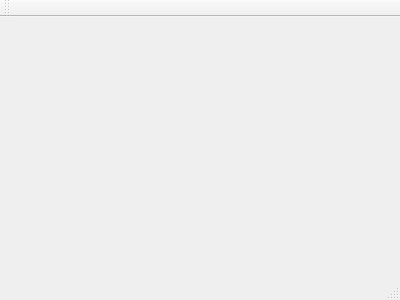
Old version of the form MacAdrBurn/mainwindow.ui in the repository ludongxu/MacAdrBurn.
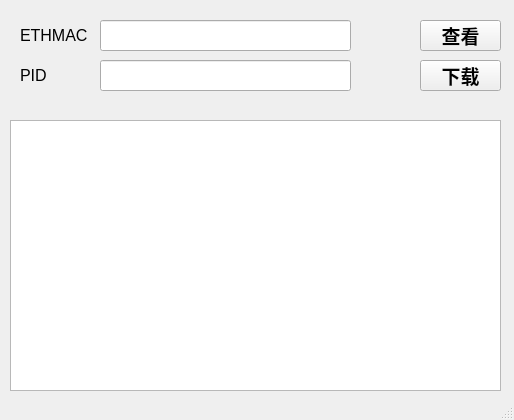
New version of the form.

Commit message: version: 0.1 support: 1.burn mac address to board.          2.check wether the mac addres is already used.

Patch:
```diff
--- a/MacAdrBurn/mainwindow.ui
+++ b/MacAdrBurn/mainwindow.ui
@@ -1,24 +1,163 @@
 <ui version="4.0">
  <class>MainWindow</class>
- <widget class="QMainWindow" name="MainWindow" >
-  <property name="geometry" >
+ <widget class="QMainWindow" name="MainWindow">
+  <property name="geometry">
    <rect>
     <x>0</x>
     <y>0</y>
-    <width>400</width>
-    <height>300</height>
+    <width>514</width>
+    <height>420</height>
    </rect>
   </property>
   <property name="windowTitle" >
    <string>MainWindow</string>
   </property>
-  <widget class="QMenuBar" name="menuBar" />
-  <widget class="QToolBar" name="mainToolBar" />
-  <widget class="QWidget" name="centralWidget" />
-  <widget class="QStatusBar" name="statusBar" />
+  <property name="autoFillBackground">
+   <bool>false</bool>
+  </property>
+  <widget class="QWidget" name="centralWidget">
+   <widget class="QLineEdit" name="lineEdit_mac">
+    <property name="geometry">
+     <rect>
+      <x>100</x>
+      <y>20</y>
+      <width>251</width>
+      <height>31</height>
+     </rect>
+    </property>
+    <property name="font">
+     <font>
+      <family>宋体</family>
+      <pointsize>20</pointsize>
+      <weight>75</weight>
+      <bold>true</bold>
+     </font>
+    </property>
+   </widget>
+   <widget class="QLabel" name="label">
+    <property name="geometry">
+     <rect>
+      <x>20</x>
+      <y>20</y>
+      <width>71</width>
+      <height>31</height>
+     </rect>
+    </property>
+    <property name="font">
+     <font>
+      <family>Helvetica</family>
+      <pointsize>12</pointsize>
+      <weight>50</weight>
+      <bold>false</bold>
+     </font>
+    </property>
+    <property name="text">
+     <string>ETHMAC</string>
+    </property>
+   </widget>
+   <widget class="QPushButton" name="pushButton_burn">
+    <property name="geometry">
+     <rect>
+      <x>420</x>
+      <y>60</y>
+      <width>81</width>
+      <height>31</height>
+     </rect>
+    </property>
+    <property name="font">
+     <font>
+      <family>Aharoni</family>
+      <pointsize>14</pointsize>
+      <weight>75</weight>
+      <bold>true</bold>
+     </font>
+    </property>
+    <property name="text">
+     <string>下载</string>
+    </property>
+   </widget>
+   <widget class="QLabel" name="label_2">
+    <property name="geometry">
+     <rect>
+      <x>20</x>
+      <y>60</y>
+      <width>71</width>
+      <height>31</height>
+     </rect>
+    </property>
+    <property name="font">
+     <font>
+      <family>Helvetica</family>
+      <pointsize>12</pointsize>
+      <weight>50</weight>
+      <bold>false</bold>
+     </font>
+    </property>
+    <property name="text">
+     <string>PID</string>
+    </property>
+   </widget>
+   <widget class="QLineEdit" name="lineEdit_pid">
+    <property name="geometry">
+     <rect>
+      <x>100</x>
+      <y>60</y>
+      <width>251</width>
+      <height>31</height>
+     </rect>
+    </property>
+    <property name="font">
+     <font>
+      <family>宋体</family>
+      <pointsize>20</pointsize>
+      <weight>75</weight>
+      <bold>true</bold>
+     </font>
+    </property>
+   </widget>
+   <widget class="QPushButton" name="pushButton_get">
+    <property name="geometry">
+     <rect>
+      <x>420</x>
+      <y>20</y>
+      <width>81</width>
+      <height>31</height>
+     </rect>
+    </property>
+    <property name="font">
+     <font>
+      <family>Aharoni</family>
+      <pointsize>14</pointsize>
+      <weight>75</weight>
+      <bold>true</bold>
+     </font>
+    </property>
+    <property name="text">
+     <string>查看</string>
+    </property>
+   </widget>
+   <widget class="QTextEdit" name="textEdit">
+    <property name="geometry">
+     <rect>
+      <x>10</x>
+      <y>120</y>
+      <width>491</width>
+      <height>271</height>
+     </rect>
+    </property>
+    <property name="font">
+     <font>
+      <family>仿宋</family>
+      <pointsize>10</pointsize>
+      <weight>50</weight>
+      <bold>false</bold>
+     </font>
+    </property>
+   </widget>
+  </widget>
+  <widget class="QStatusBar" name="statusBar"/>
  </widget>
- <layoutDefault spacing="6" margin="11" />
- <pixmapfunction></pixmapfunction>
+ <layoutdefault spacing="6" margin="11"/>
  <resources/>
  <connections/>
 </ui>
```
Left out of the diff: 5 changed lines with no effect on the pictures. The commit also changes 4 other files.
